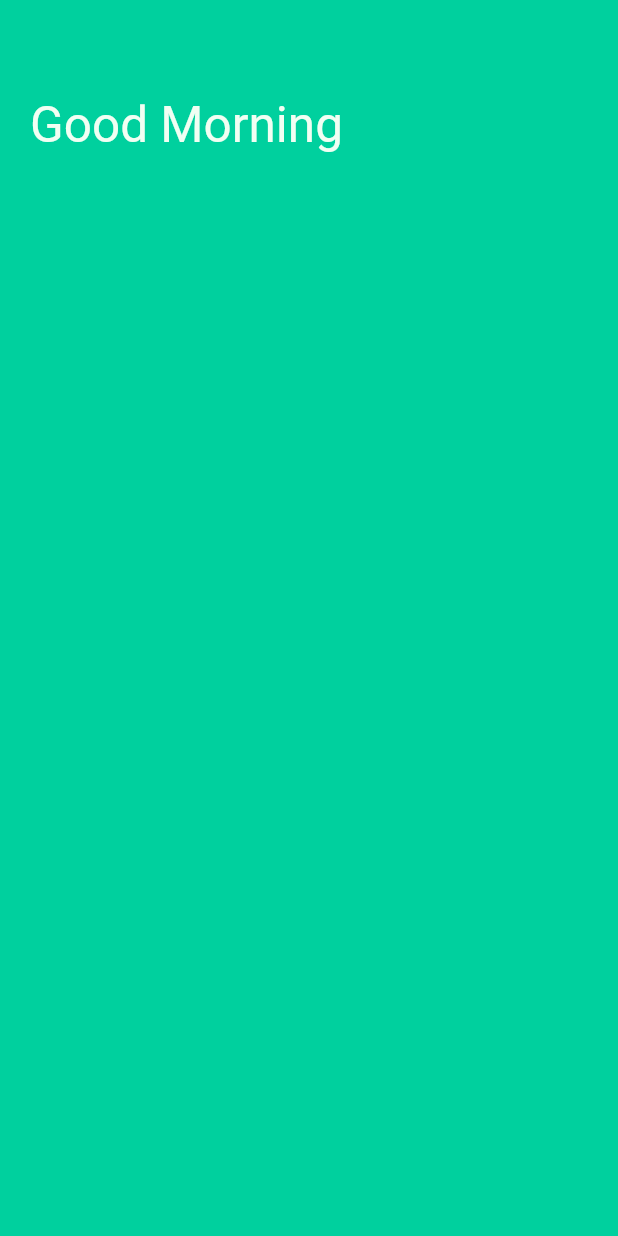
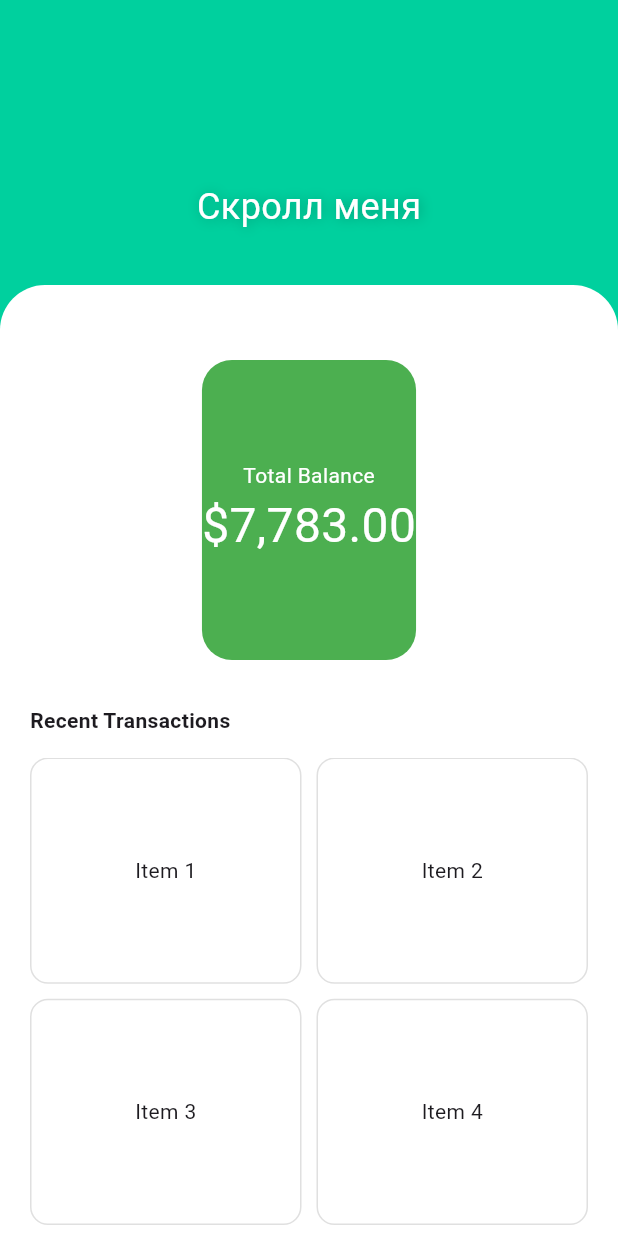
Before and after one commit to mb1shka/finance_management, a Flutter app: the screen it shows after launch, on a phone screen of 412 x 824 dp. Run offline on Flutter 3.47's test engine with Material 3 defaults, Android fonts, the phone set to English and light mode, and no system bars.

Commit message:
Make primitive home page layout from scratch with slivers

```diff
--- /dev/null
+++ b/lib/entities/expense_category_entity.dart
@@ -0,0 +1,3 @@
+class ExpenseCategoryEntity {
+
+}
--- a/lib/entities/spending_entity.dart
+++ /dev/null
@@ -1,3 +0,0 @@
-class SpendingEntity {
-
-}
--- a/lib/main.dart
+++ b/lib/main.dart
@@ -1,4 +1,4 @@
-import 'package:finance_management/screens/home/home_screen.dart';
+import 'package:finance_management/screens/home/view/home_screen.dart';
 import 'package:flutter/material.dart';
 
 void main() {
--- a/lib/screens/home/home_screen.dart
+++ /dev/null
@@ -1,25 +0,0 @@
-import 'package:finance_management/screens/home/sliver_app_bar.dart';
-import 'package:flutter/material.dart';
-import 'package:finance_management/design_system/design_system.dart';
-
-class HomeScreen extends StatefulWidget {
-  const HomeScreen({super.key});
-
-  @override
-  State<StatefulWidget> createState() => _HomeScreenState();
-}
-
-class _HomeScreenState extends State<HomeScreen> {
-  @override
-  Widget build(BuildContext context) {
-    return Scaffold(
-      backgroundColor: AppColors.caribbeanGreen,
-      body: CustomScrollView(
-        slivers: [
-          HomeSliverAppBar(),
-        ],
-      ),
-    );
-  }
-
-}
--- /dev/null
+++ b/lib/screens/home/view/home_screen.dart
@@ -0,0 +1,87 @@
+import 'package:finance_management/main.dart';
+import 'package:finance_management/screens/home/view/home_sliver_app_bar.dart';
+import 'package:flutter/material.dart';
+import 'package:finance_management/design_system/design_system.dart';
+
+import 'debug.dart';
+
+class HomeScreen extends StatefulWidget {
+  const HomeScreen({super.key});
+
+  @override
+  State<StatefulWidget> createState() => _HomeScreenState();
+}
+
+class _HomeScreenState extends State<HomeScreen> {
+  @override
+  Widget build(BuildContext context) {
+    return Scaffold(
+      backgroundColor: AppColors.caribbeanGreen,
+      body: CustomScrollView(
+        slivers: [
+          HomeSliverAppBar(),
+          SliverToBoxAdapter(
+            child: Container(
+              color: Colors.white,
+              padding: const EdgeInsets.symmetric(horizontal: 20),
+              child: Column(
+                children: [
+                  Container(
+                    height: 200, // Уменьшил высоту для демонстрации
+                    margin: const EdgeInsets.only(top: 20),
+                    decoration: BoxDecoration(
+                      color: Colors.green,
+                      borderRadius: BorderRadius.circular(20),
+                    ),
+                    child: const Column(
+                      mainAxisAlignment: MainAxisAlignment.center,
+                      children: [
+                        Text('Total Balance', style: TextStyle(color: Colors.white)),
+                        Text('\$7,783.00', style: TextStyle(fontSize: 32, color: Colors.white)),
+                      ],
+                    ),
+                  ),
+                  const Padding(
+                    padding: EdgeInsets.only(top: 30, bottom: 15),
+                    child: Align(
+                      alignment: Alignment.centerLeft,
+                      child: Text('Recent Transactions', style: TextStyle(fontWeight: FontWeight.bold)),
+                    ),
+                  ),
+                  LayoutBuilder(
+                    builder: (context, constraints) {
+                      final itemCount = 10;
+                      final rows = (itemCount / 2).ceil();
+                      final totalHeight = rows * 120 + (rows - 1) * 10;
+
+                      return SizedBox(
+                        height: totalHeight.toDouble(),
+                        child: GridView.builder(
+                          physics: const NeverScrollableScrollPhysics(),
+                          gridDelegate: const SliverGridDelegateWithFixedCrossAxisCount(
+                            crossAxisCount: 2,
+                            mainAxisSpacing: 10,
+                            crossAxisSpacing: 10,
+                            childAspectRatio: 1.2,
+                          ),
+                          itemCount: itemCount,
+                          itemBuilder: (context, index) => Container(
+                            decoration: BoxDecoration(
+                              border: Border.all(color: Colors.grey.shade300),
+                              borderRadius: BorderRadius.circular(12),
+                            ),
+                            child: Center(child: Text('Item ${index + 1}')),
+                          ),
+                        ),
+                      );
+                    },
+                  ),
+                ],
+              ),
+            ),
+          ),
+        ],
+      ),
+    );
+  }
+}
```
Also changed, not shown: lib/screens/home/sliver_app_bar.dart (deleted, +0 -23 lines), lib/screens/home/view/debug.dart (added, +51 -0 lines), lib/screens/home/view/home_expenses.dart (added, +35 -0 lines), lib/screens/home/view/home_sliver_app_bar.dart (added, +51 -0 lines), pubspec.yaml (+6 -6 lines), lib/screens/home/view_model/home_view_model.dart (renamed from lib/screens/home/home_view_model.dart).
